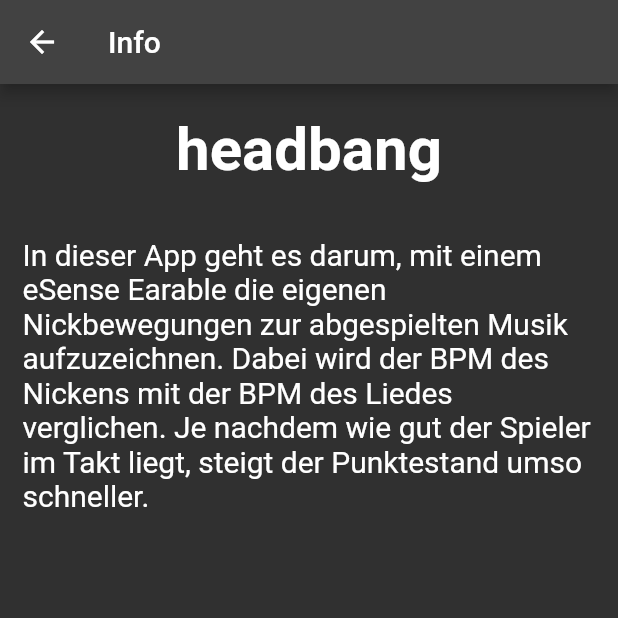
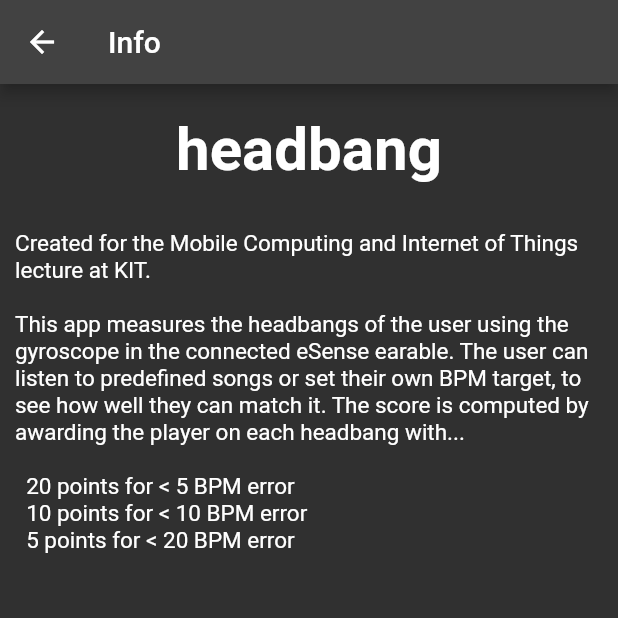
Before and after one commit to Voakie/headbang, a Flutter app: the screen it shows after launch, after a tap on the "info outline" icon, on a phone screen of 412 x 824 dp, the top half of it. Run offline on Flutter 3.47's test engine with Material 2 defaults, Android fonts, the phone set to English and light mode, and no system bars; our stand-ins replace flutter_blue, just_audio, permission_handler; missing offline and left inert: esense_flutter.

Commit message:
Change to english

```diff
--- a/lib/main.dart
+++ b/lib/main.dart
@@ -15,7 +15,6 @@ class MyApp extends StatelessWidget {
         .push(MaterialPageRoute(builder: (context) => const ManualView()));
   }
 
-  // This widget is the root of your application.
   @override
   Widget build(BuildContext context) {
     return MaterialApp(
@@ -23,9 +22,7 @@ class MyApp extends StatelessWidget {
       theme: ThemeData.dark(),
       home: Scaffold(
         appBar: AppBar(
-          // Here we take the value from the MyHomePage object that was created by
-          // the App.build method, and use it to set our appbar title.
-          title: const Text("Wähle einen Song"),
+          title: const Text("Choose a Song"),
           actions: [
             Padding(
               padding: const EdgeInsets.only(right: 10),
--- a/lib/views/esense_bpm_game.dart
+++ b/lib/views/esense_bpm_game.dart
@@ -174,7 +174,7 @@ class _ESenseBPMGameState extends State<ESenseBPMGame> {
       return Container(
         margin: const EdgeInsets.only(left: 20, right: 20, bottom: 80),
         child: const Text(
-          "Kehre in das Hauptmenü zurück um ein eSense Gerät zu verbinden",
+          "Return to the main menu to connect an eSense device",
           style: TextStyle(
             color: Colors.redAccent,
             fontSize: 20,
@@ -198,7 +198,7 @@ class _ESenseBPMGameState extends State<ESenseBPMGame> {
             ),
             textAlign: TextAlign.center,
           ),
-          Text("Dein Score: $_score")
+          Text("Your Score: $_score")
         ],
       ),
     );
--- a/lib/views/esense_status_view.dart
+++ b/lib/views/esense_status_view.dart
@@ -107,12 +107,12 @@ class _EsenseStatusViewState extends State<EsenseStatusView> {
     } else if (deviceManager.connected) {
       return ElevatedButton(
         onPressed: disconnect,
-        child: const Text("Trennen"),
+        child: const Text("Disconnect"),
       );
     } else {
       return ElevatedButton(
         onPressed: connect,
-        child: const Text("Verbinden"),
+        child: const Text("Connect"),
       );
     }
   }
@@ -126,7 +126,7 @@ class _EsenseStatusViewState extends State<EsenseStatusView> {
         mainAxisAlignment: MainAxisAlignment.spaceBetween,
         children: [
           Text(
-            "eSense ${deviceManager.connected ? "verbunden" : "nicht verbunden"}",
+            "eSense ${deviceManager.connected ? "connected" : "not connected"}",
             style: TextStyle(
               fontWeight: FontWeight.bold,
               fontSize: 16,
--- a/lib/views/manual_view.dart
+++ b/lib/views/manual_view.dart
@@ -10,8 +10,8 @@ class ManualView extends StatelessWidget {
         title: const Text("Info"),
       ),
       body: Column(
-        children: const [
-          Padding(
+        children: [
+          const Padding(
             padding: EdgeInsets.all(20),
             child: Text(
               "headbang",
@@ -22,10 +22,23 @@ class ManualView extends StatelessWidget {
             ),
           ),
           Padding(
-            padding: EdgeInsets.all(15),
-            child: Text(
-              "In dieser App geht es darum, mit einem eSense Earable die eigenen Nickbewegungen zur abgespielten Musik aufzuzeichnen. Dabei wird der BPM des Nickens mit der BPM des Liedes verglichen. Je nachdem wie gut der Spieler im Takt liegt, steigt der Punktestand umso schneller.",
-              style: TextStyle(fontSize: 20),
+            padding: const EdgeInsets.all(10),
+            child: RichText(
+              text: const TextSpan(
+                style: TextStyle(fontSize: 15),
+                children: [
+                  TextSpan(
+                      text:
+                          "Created for the Mobile Computing and Internet of Things lecture at KIT."),
+                  TextSpan(text: "\n\n"),
+                  TextSpan(
+                      text:
+                          "This app measures the headbangs of the user using the gyroscope in the connected eSense earable. The user can listen to predefined songs or set their own BPM target, to see how well they can match it. The score is computed by awarding the player on each headbang with...\n\n"),
+                  TextSpan(text: "  20 points for < 5 BPM error\n"),
+                  TextSpan(text: "  10 points for < 10 BPM error\n"),
+                  TextSpan(text: "  5 points for < 20 BPM error\n"),
+                ],
+              ),
             ),
           ),
         ],
--- a/lib/views/song_list_view.dart
+++ b/lib/views/song_list_view.dart
@@ -128,10 +128,10 @@ class _CustomSongListEntryState extends State<CustomSongListEntry> {
       MaterialPageRoute(
         builder: (context) => SongPlayerView(
           song: Song(
-            author: "Spiele deine eigene Musik ab",
+            author: "Listen to your own music",
             bpm: parsedBPM,
             id: 9999,
-            name: "Eigener Song",
+            name: "Custom",
             source: "",
             isCustom: true,
           ),
@@ -151,7 +151,7 @@ class _CustomSongListEntryState extends State<CustomSongListEntry> {
               TextField(
                 autofocus: true,
                 decoration: const InputDecoration(
-                  label: Text("Zahl eingeben"),
+                  label: Text("Enter a number"),
                 ),
                 keyboardType: TextInputType.number,
                 onChanged: (s) => _customBPMInput = s,
@@ -164,7 +164,7 @@ class _CustomSongListEntryState extends State<CustomSongListEntry> {
                   children: [
                     TextButton(
                       onPressed: () => _playCustomSong(context),
-                      child: const Text("Fertig"),
+                      child: const Text("Done"),
                     ),
                   ],
                 ),
@@ -177,8 +177,8 @@ class _CustomSongListEntryState extends State<CustomSongListEntry> {
   @override
   Widget build(BuildContext context) {
     return ListTile(
-      title: const Text("Eigener Song"),
-      subtitle: const Text("Setze die BPM fest und höre deine eigene Musik"),
+      title: const Text("Custom"),
+      subtitle: const Text("Listen to your own music"),
       trailing: const Icon(Icons.chevron_right),
       onTap: () => _showBPMDialog(context),
     );
--- a/lib/views/song_player_view.dart
+++ b/lib/views/song_player_view.dart
@@ -21,7 +21,7 @@ class _SongPlayerViewState extends State<SongPlayerView> {
   Widget build(BuildContext context) {
     return Scaffold(
       appBar: AppBar(
-        title: const Text("Songplayer"),
+        title: const Text("Song player"),
       ),
       body: Center(
         child: Column(
@@ -41,7 +41,7 @@ class _SongPlayerViewState extends State<SongPlayerView> {
             Container(
               margin: const EdgeInsets.only(top: 20),
               child: Text(
-                "Ziel: ${widget.song.bpm.toString()} BPM",
+                "Target: ${widget.song.bpm.toString()} BPM",
                 style:
                     const TextStyle(fontSize: 20, fontWeight: FontWeight.w400),
                 textAlign: TextAlign.center,
```
